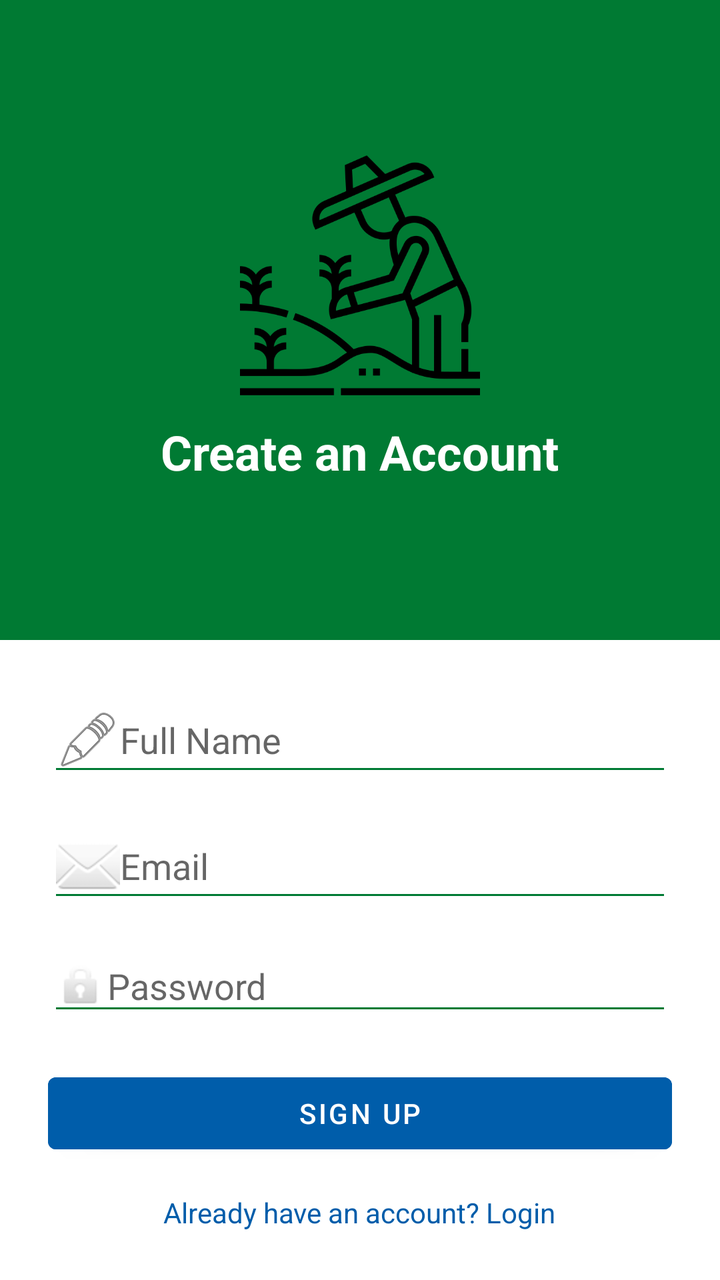
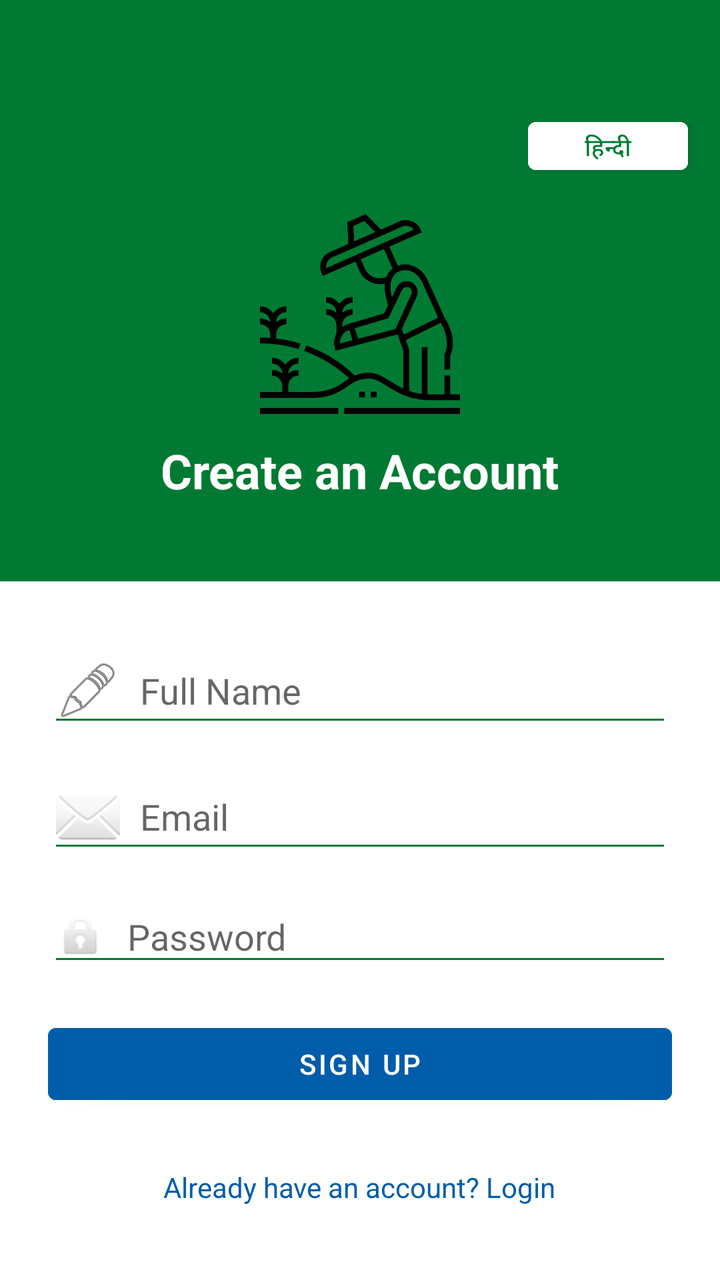

The first picture is an Android layout as it rendered before a commit; the second is the same layout after the commit. The layout source and the unified diff follow.
<!-- AndroidManifest.xml: application theme Theme.AgriPriceChecker -->
<!-- res/layout/signup.xml -->
<?xml version="1.0" encoding="utf-8"?>
<LinearLayout xmlns:android="http://schemas.android.com/apk/res/android"
    android:orientation="vertical"
    android:background="@color/iffco_white"
    android:layout_width="match_parent"
    android:layout_height="match_parent">

    <LinearLayout
        android:layout_weight="1"
        android:orientation="vertical"
        android:gravity="center"
        android:background="@color/iffco_green"
        android:layout_width="match_parent"
        android:layout_height="0dp">

        <ImageView
            android:layout_width="120dp"
            android:layout_height="120dp"
            android:src="@drawable/farmer"
            android:scaleType="fitCenter"
            android:contentDescription="App Logo" />

        <TextView
            android:layout_marginTop="12dp"
            android:text="Create an Account"
            android:textColor="@color/iffco_white"
            android:textSize="24sp"
            android:textStyle="bold"
            android:layout_width="wrap_content"
            android:layout_height="wrap_content" />
    </LinearLayout>

    <LinearLayout
        android:layout_weight="1"
        android:orientation="vertical"
        android:padding="24dp"
        android:gravity="center"
        android:background="@color/iffco_white"
        android:layout_width="match_parent"
        android:layout_height="0dp">

        <EditText
            android:id="@+id/signupName"
            android:hint="Full Name"
            android:drawableStart="@android:drawable/ic_menu_edit"
            android:backgroundTint="@color/iffco_green"
            android:textColor="@color/black"
            android:layout_marginBottom="14dp"
            android:layout_width="match_parent"
            android:layout_height="wrap_content" />

        <EditText
            android:id="@+id/signupEmail"
            android:hint="Email"
            android:drawableStart="@android:drawable/ic_dialog_email"
            android:backgroundTint="@color/iffco_green"
            android:textColor="@color/black"
            android:layout_marginBottom="14dp"
            android:layout_width="match_parent"
            android:layout_height="wrap_content" />

        <EditText
            android:id="@+id/signupPassword"
            android:hint="Password"
            android:inputType="textPassword"
            android:drawableStart="@android:drawable/ic_lock_idle_lock"
            android:backgroundTint="@color/iffco_green"
            android:textColor="@color/black"
            android:layout_marginBottom="20dp"
            android:layout_width="match_parent"
            android:layout_height="wrap_content" />
        <Button
            android:id="@+id/signupBtn"
            android:text="Sign Up"
            android:textColor="@color/iffco_white"
            android:backgroundTint="@color/iffco_blue"
            android:layout_width="match_parent"
            android:layout_height="wrap_content" />
        <TextView
            android:id="@+id/gotoLogin"
            android:layout_marginTop="16dp"
            android:text="Already have an account? Login"
            android:textColor="@color/iffco_blue"
            android:textSize="14sp"
            android:layout_gravity="center"
            android:layout_width="wrap_content"
            android:layout_height="wrap_content" />
    </LinearLayout>
</LinearLayout>
<!-- resources referenced by this layout -->
<resources>
  <color name="black">#000000</color>
  <color name="iffco_blue">#005DAA</color>
  <color name="iffco_green">#007A33</color>
  <color name="iffco_white">#FFFFFF</color>
  <!-- drawable farmer: png bitmap (drawable, 23464 bytes) -->
  <style name="Theme.AgriPriceChecker" parent="Theme.MaterialComponents.Light.DarkActionBar">
  
          
          <item name="colorPrimary">@color/iffco_green</item>
          <item name="colorPrimaryVariant">@color/iffco_blue</item>
          <item name="colorOnPrimary">@color/iffco_white</item>
  
          
          <item name="colorSecondary">@color/iffco_blue</item>
          <item name="colorOnSecondary">@color/iffco_white</item>
  
          
          <item name="android:windowBackground">@color/iffco_white</item>
  
          
          <item name="android:windowLightStatusBar" tools:targetApi="23">true</item>
  
      </style>
</resources>

<!-- the commit's change to res/layout/signup.xml (unified diff, before → after) -->
@@ -1,10 +1,11 @@
 <?xml version="1.0" encoding="utf-8"?>
 <LinearLayout xmlns:android="http://schemas.android.com/apk/res/android"
     android:orientation="vertical"
-    android:background="@color/iffco_white"
+    android:background="#FFFFFF"
     android:layout_width="match_parent"
     android:layout_height="match_parent">
 
+    
     <LinearLayout
         android:layout_weight="1"
         android:orientation="vertical"
@@ -13,35 +14,51 @@
         android:layout_width="match_parent"
         android:layout_height="0dp">
 
+        
+        <Button
+            android:id="@+id/btnSwitchLang"
+            android:text="हिन्दी"
+            android:textSize="12sp"
+            android:textColor="@color/iffco_green"
+            android:backgroundTint="@color/iffco_white"
+            android:layout_gravity="end"
+            android:layout_margin="16dp"
+            android:minWidth="80dp"
+            android:layout_width="wrap_content"
+            android:layout_height="36dp" />
+
         <ImageView
-            android:layout_width="120dp"
-            android:layout_height="120dp"
+            android:layout_width="100dp"
+            android:layout_height="100dp"
             android:src="@drawable/farmer"
             android:scaleType="fitCenter"
             android:contentDescription="App Logo" />
 
         <TextView
+            android:id="@+id/signupHeaderTitle"
             android:layout_marginTop="12dp"
             android:text="Create an Account"
-            android:textColor="@color/iffco_white"
+            android:textColor="#FFFFFF"
             android:textSize="24sp"
             android:textStyle="bold"
             android:layout_width="wrap_content"
             android:layout_height="wrap_content" />
     </LinearLayout>
 
+    
     <LinearLayout
-        android:layout_weight="1"
+        android:layout_weight="1.2"
         android:orientation="vertical"
         android:padding="24dp"
         android:gravity="center"
-        android:background="@color/iffco_white"
+        android:background="#FFFFFF"
         android:layout_width="match_parent"
         android:layout_height="0dp">
 
         <EditText
             android:id="@+id/signupName"
             android:hint="Full Name"
+            android:drawablePadding="10dp"
             android:drawableStart="@android:drawable/ic_menu_edit"
             android:backgroundTint="@color/iffco_green"
             android:textColor="@color/black"
@@ -52,6 +69,7 @@
         <EditText
             android:id="@+id/signupEmail"
             android:hint="Email"
+            android:drawablePadding="10dp"
             android:drawableStart="@android:drawable/ic_dialog_email"
             android:backgroundTint="@color/iffco_green"
             android:textColor="@color/black"
@@ -63,25 +81,29 @@
             android:id="@+id/signupPassword"
             android:hint="Password"
             android:inputType="textPassword"
+            android:drawablePadding="10dp"
             android:drawableStart="@android:drawable/ic_lock_idle_lock"
             android:backgroundTint="@color/iffco_green"
             android:textColor="@color/black"
             android:layout_marginBottom="20dp"
             android:layout_width="match_parent"
             android:layout_height="wrap_content" />
+
         <Button
             android:id="@+id/signupBtn"
             android:text="Sign Up"
-            android:textColor="@color/iffco_white"
+            android:textColor="#FFFFFF"
             android:backgroundTint="@color/iffco_blue"
             android:layout_width="match_parent"
             android:layout_height="wrap_content" />
+
         <TextView
             android:id="@+id/gotoLogin"
-            android:layout_marginTop="16dp"
+            android:layout_marginTop="20dp"
             android:text="Already have an account? Login"
             android:textColor="@color/iffco_blue"
             android:textSize="14sp"
+            android:padding="8dp"
             android:layout_gravity="center"
             android:layout_width="wrap_content"
             android:layout_height="wrap_content" />
